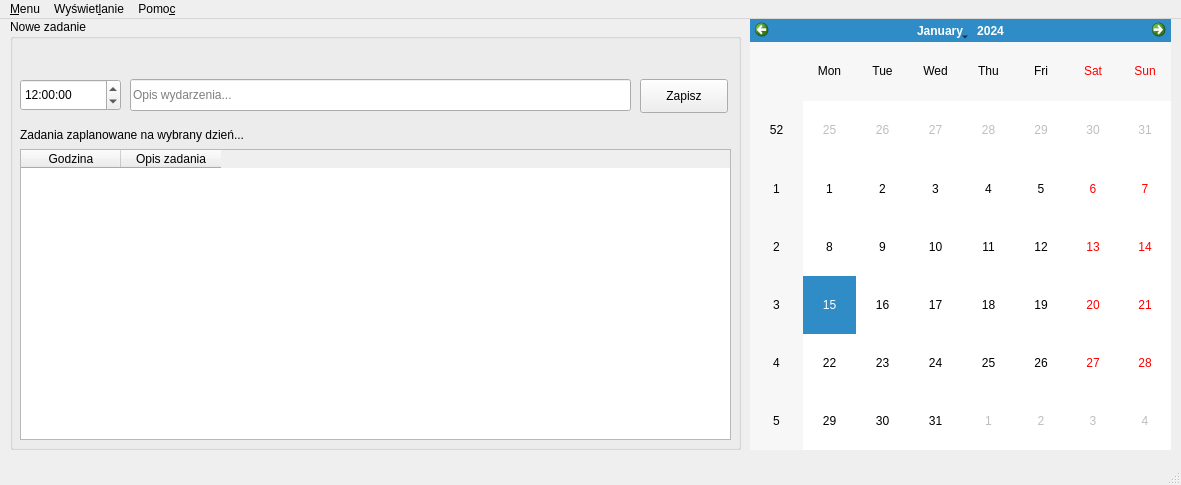
Qt form terminarz/mainwindow.ui (awojcik64/terminarz) before a commit.
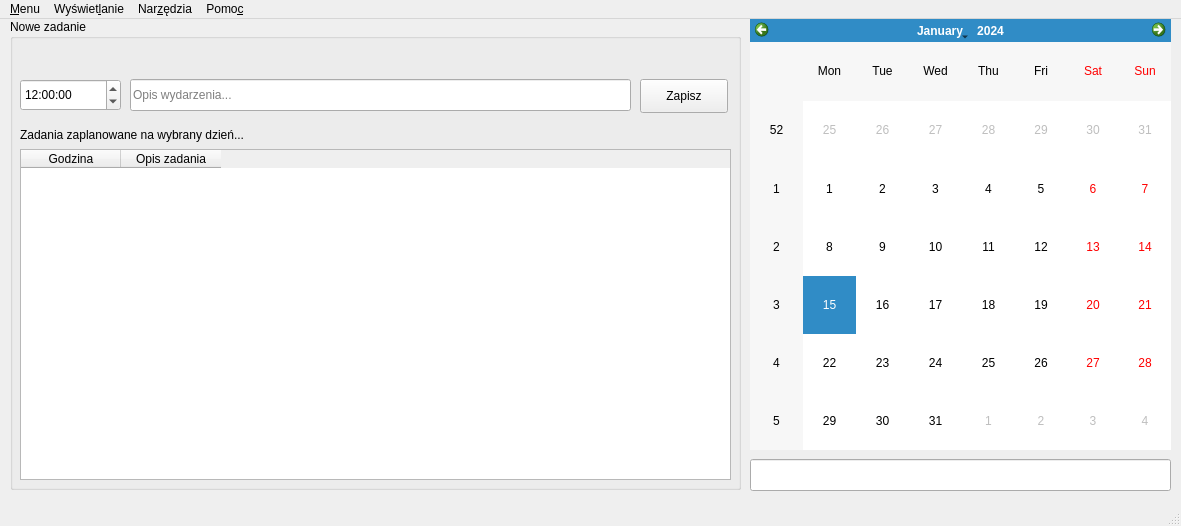
The same form after that commit.

Commit message: Obliczanie dnia tygodnia na podstawie daty

Patch:
```diff
--- a/terminarz/mainwindow.ui
+++ b/terminarz/mainwindow.ui
@@ -7,7 +7,7 @@
     <x>0</x>
     <y>0</y>
     <width>1181</width>
-    <height>485</height>
+    <height>526</height>
    </rect>
   </property>
   <property name="windowTitle">
@@ -20,7 +20,7 @@
       <x>10</x>
       <y>0</y>
       <width>731</width>
-      <height>431</height>
+      <height>471</height>
      </rect>
     </property>
     <property name="title">
@@ -103,7 +103,7 @@
        <x>10</x>
        <y>130</y>
        <width>711</width>
-       <height>291</height>
+       <height>331</height>
       </rect>
      </property>
      <property name="toolTip">
@@ -149,6 +149,19 @@
      <bool>true</bool>
     </property>
    </widget>
+   <widget class="QLineEdit" name="dzien_tygodnia">
+    <property name="geometry">
+     <rect>
+      <x>750</x>
+      <y>440</y>
+      <width>421</width>
+      <height>32</height>
+     </rect>
+    </property>
+    <property name="readOnly">
+     <bool>true</bool>
+    </property>
+   </widget>
   </widget>
   <widget class="QMenuBar" name="menuBar">
    <property name="geometry">
@@ -185,8 +198,15 @@
     <addaction name="actionRosn_co"/>
     <addaction name="actionMalej_co"/>
    </widget>
+   <widget class="QMenu" name="menuNarz_dzia">
+    <property name="title">
+     <string>Nar&amp;zędzia</string>
+    </property>
+    <addaction name="actionAplikacja_Weekday"/>
+   </widget>
    <addaction name="menuTerminarz"/>
    <addaction name="menuWy_wietlanie"/>
+   <addaction name="menuNarz_dzia"/>
    <addaction name="menuPomoc"/>
   </widget>
   <widget class="QStatusBar" name="statusBar"/>
```
Left out of the diff: 21 changed lines with no effect on the pictures. The commit also changes 6 other files.
